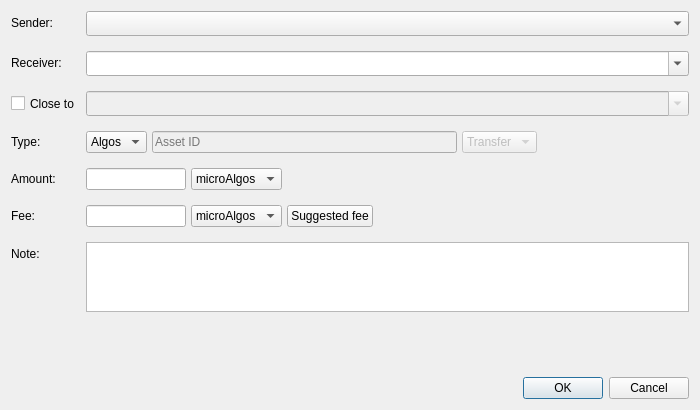
Qt form Interfaces/Transaction/Ui_Transaction.ui (CiottiGiorgio/Algorand-Wallet-Manager) before a commit.
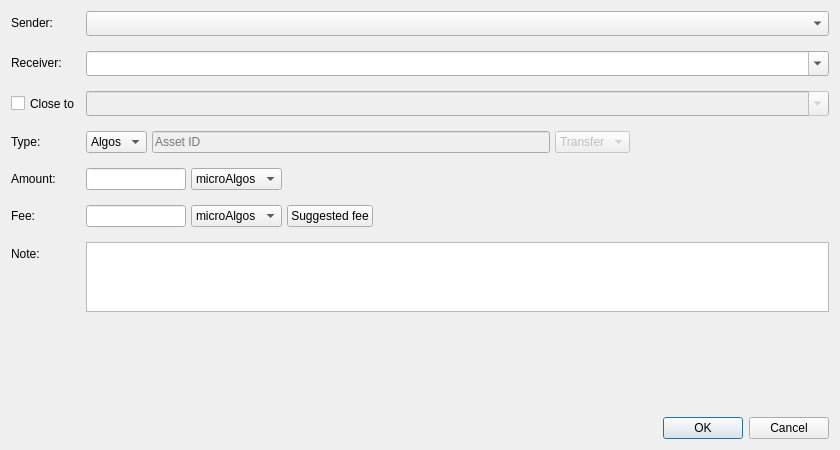
The same form after that commit.

What changed in the file:
```diff
--- a/Interfaces/Transaction/Ui_Transaction.ui
+++ b/Interfaces/Transaction/Ui_Transaction.ui
@@ -6,20 +6,20 @@
    <rect>
     <x>0</x>
     <y>0</y>
-    <width>700</width>
-    <height>410</height>
+    <width>840</width>
+    <height>450</height>
    </rect>
   </property>
   <property name="minimumSize">
    <size>
-    <width>700</width>
-    <height>410</height>
+    <width>840</width>
+    <height>450</height>
    </size>
   </property>
   <property name="maximumSize">
    <size>
-    <width>700</width>
-    <height>410</height>
+    <width>840</width>
+    <height>450</height>
    </size>
   </property>
   <property name="windowTitle">
```
